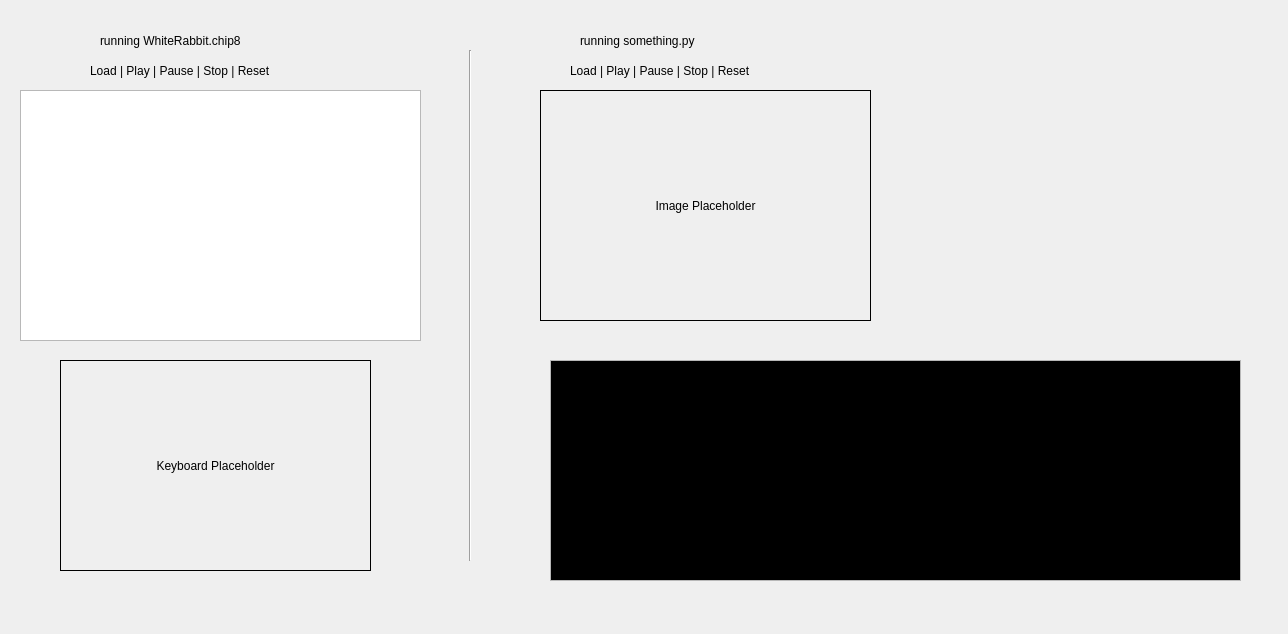
The window that WhiteRabbit/src/dualwindow.ui (Robin-Reynard/WhiteRabbit_CHIP-8-Emulator) describes before a commit, drawn with Qt 5.
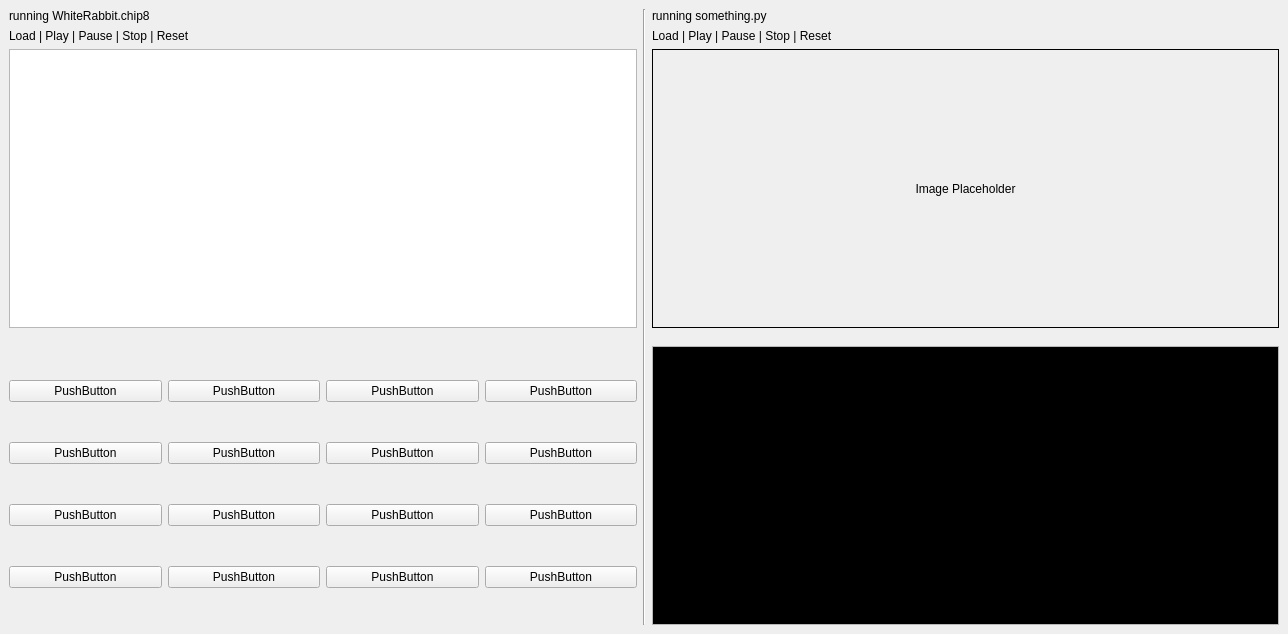
The same window after the commit.

Commit message: added placeholder buttons for keyboard

Diff of the .ui file:
```diff
--- a/WhiteRabbit/src/dualwindow.ui
+++ b/WhiteRabbit/src/dualwindow.ui
@@ -14,108 +14,9 @@
    <string>MainWindow</string>
   </property>
   <widget class="QWidget" name="centralwidget">
-   <widget class="QLabel" name="image_output">
-    <property name="geometry">
-     <rect>
-      <x>540</x>
-      <y>90</y>
-      <width>331</width>
-      <height>231</height>
-     </rect>
-    </property>
-    <property name="frameShape">
-     <enum>QFrame::Box</enum>
-    </property>
-    <property name="text">
-     <string>Image Placeholder</string>
-    </property>
-    <property name="alignment">
-     <set>Qt::AlignCenter</set>
-    </property>
-   </widget>
-   <widget class="QGraphicsView" name="display">
-    <property name="geometry">
-     <rect>
-      <x>20</x>
-      <y>90</y>
-      <width>401</width>
-      <height>251</height>
-     </rect>
-    </property>
-    <property name="verticalScrollBarPolicy">
-     <enum>Qt::ScrollBarAlwaysOff</enum>
-    </property>
-    <property name="horizontalScrollBarPolicy">
-     <enum>Qt::ScrollBarAlwaysOff</enum>
-    </property>
-   </widget>
-   <widget class="QLabel" name="label_2">
-    <property name="geometry">
-     <rect>
-      <x>60</x>
-      <y>360</y>
-      <width>311</width>
-      <height>211</height>
-     </rect>
-    </property>
-    <property name="frameShape">
-     <enum>QFrame::Box</enum>
-    </property>
-    <property name="text">
-     <string>Keyboard Placeholder</string>
-    </property>
-    <property name="alignment">
-     <set>Qt::AlignCenter</set>
-    </property>
-   </widget>
-   <widget class="QLabel" name="label_4">
-    <property name="geometry">
-     <rect>
-      <x>100</x>
-      <y>20</y>
-      <width>271</width>
-      <height>41</height>
-     </rect>
-    </property>
-    <property name="text">
-     <string>running WhiteRabbit.chip8</string>
-    </property>
-   </widget>
-   <widget class="QLabel" name="label_5">
-    <property name="geometry">
-     <rect>
-      <x>580</x>
-      <y>20</y>
-      <width>271</width>
-      <height>41</height>
-     </rect>
-    </property>
-    <property name="text">
-     <string>running something.py</string>
-    </property>
-   </widget>
-   <widget class="Line" name="line">
-    <property name="geometry">
-     <rect>
-      <x>460</x>
-      <y>50</y>
-      <width>20</width>
-      <height>511</height>
-     </rect>
-    </property>
-    <property name="orientation">
-     <enum>Qt::Vertical</enum>
-    </property>
-   </widget>
+   <layout class="QGridLayout" name="gridLayout">
+    <item row="5" column="2">
    <widget class="QPlainTextEdit" name="console">
-    <property name="geometry">
-     <rect>
-      <x>550</x>
-      <y>360</y>
-      <width>691</width>
-      <height>221</height>
-     </rect>
-    </property>
     <property name="palette">
      <palette>
       <active>
@@ -211,32 +112,182 @@
      <string/>
     </property>
    </widget>
+    </item>
+    <item row="0" column="0">
+     <widget class="QLabel" name="label_4">
+      <property name="text">
+       <string>running WhiteRabbit.chip8</string>
+      </property>
+     </widget>
+    </item>
+    <item row="2" column="2">
+     <widget class="QLabel" name="image_output">
+      <property name="frameShape">
+       <enum>QFrame::Box</enum>
+      </property>
+      <property name="text">
+       <string>Image Placeholder</string>
+      </property>
+      <property name="alignment">
+       <set>Qt::AlignCenter</set>
+      </property>
+     </widget>
+    </item>
+    <item row="1" column="0">
    <widget class="QLabel" name="label">
-    <property name="geometry">
-     <rect>
-      <x>90</x>
-      <y>60</y>
-      <width>281</width>
-      <height>21</height>
-     </rect>
-    </property>
     <property name="text">
      <string>Load | Play | Pause | Stop | Reset</string>
     </property>
    </widget>
+    </item>
+    <item row="0" column="2">
+     <widget class="QLabel" name="label_5">
+      <property name="text">
+       <string>running something.py</string>
+      </property>
+     </widget>
+    </item>
+    <item row="0" column="1" rowspan="6">
+     <widget class="Line" name="line">
+      <property name="orientation">
+       <enum>Qt::Vertical</enum>
+      </property>
+     </widget>
+    </item>
+    <item row="1" column="2">
    <widget class="QLabel" name="label_3">
-    <property name="geometry">
-     <rect>
-      <x>570</x>
-      <y>60</y>
-      <width>281</width>
-      <height>21</height>
-     </rect>
-    </property>
     <property name="text">
      <string>Load | Play | Pause | Stop | Reset</string>
     </property>
    </widget>
+    </item>
+    <item row="2" column="0">
+     <widget class="QGraphicsView" name="display">
+      <property name="verticalScrollBarPolicy">
+       <enum>Qt::ScrollBarAlwaysOff</enum>
+      </property>
+      <property name="horizontalScrollBarPolicy">
+       <enum>Qt::ScrollBarAlwaysOff</enum>
+      </property>
+     </widget>
+    </item>
+    <item row="5" column="0">
+     <layout class="QGridLayout" name="gridLayout_3">
+      <item row="0" column="1">
+       <widget class="QPushButton" name="pushButton_5">
+        <property name="text">
+         <string>PushButton</string>
+        </property>
+       </widget>
+      </item>
+      <item row="2" column="0">
+       <widget class="QPushButton" name="pushButton_3">
+        <property name="text">
+         <string>PushButton</string>
+        </property>
+       </widget>
+      </item>
+      <item row="0" column="2">
+       <widget class="QPushButton" name="pushButton_6">
+        <property name="text">
+         <string>PushButton</string>
+        </property>
+       </widget>
+      </item>
+      <item row="3" column="0">
+       <widget class="QPushButton" name="pushButton_4">
+        <property name="text">
+         <string>PushButton</string>
+        </property>
+       </widget>
+      </item>
+      <item row="0" column="0">
+       <widget class="QPushButton" name="pushButton">
+        <property name="text">
+         <string>PushButton</string>
+        </property>
+       </widget>
+      </item>
+      <item row="1" column="0">
+       <widget class="QPushButton" name="pushButton_2">
+        <property name="text">
+         <string>PushButton</string>
+        </property>
+       </widget>
+      </item>
+      <item row="0" column="3">
+       <widget class="QPushButton" name="pushButton_7">
+        <property name="text">
+         <string>PushButton</string>
+        </property>
+       </widget>
+      </item>
+      <item row="1" column="1">
+       <widget class="QPushButton" name="pushButton_8">
+        <property name="text">
+         <string>PushButton</string>
+        </property>
+       </widget>
+      </item>
+      <item row="1" column="2">
+       <widget class="QPushButton" name="pushButton_9">
+        <property name="text">
+         <string>PushButton</string>
+        </property>
+       </widget>
+      </item>
+      <item row="1" column="3">
+       <widget class="QPushButton" name="pushButton_10">
+        <property name="text">
+         <string>PushButton</string>
+        </property>
+       </widget>
+      </item>
+      <item row="2" column="1">
+       <widget class="QPushButton" name="pushButton_11">
+        <property name="text">
+         <string>PushButton</string>
+        </property>
+       </widget>
+      </item>
+      <item row="2" column="2">
+       <widget class="QPushButton" name="pushButton_12">
+        <property name="text">
+         <string>PushButton</string>
+        </property>
+       </widget>
+      </item>
+      <item row="2" column="3">
+       <widget class="QPushButton" name="pushButton_13">
+        <property name="text">
+         <string>PushButton</string>
+        </property>
+       </widget>
+      </item>
+      <item row="3" column="1">
+       <widget class="QPushButton" name="pushButton_14">
+        <property name="text">
+         <string>PushButton</string>
+        </property>
+       </widget>
+      </item>
+      <item row="3" column="2">
+       <widget class="QPushButton" name="pushButton_15">
+        <property name="text">
+         <string>PushButton</string>
+        </property>
+       </widget>
+      </item>
+      <item row="3" column="3">
+       <widget class="QPushButton" name="pushButton_16">
+        <property name="text">
+         <string>PushButton</string>
+        </property>
+       </widget>
+      </item>
+     </layout>
+    </item>
+   </layout>
   </widget>
  </widget>
  <resources/>
```
Lines whose indentation alone changed are shown as unchanged. The commit also changes 1 other file.
